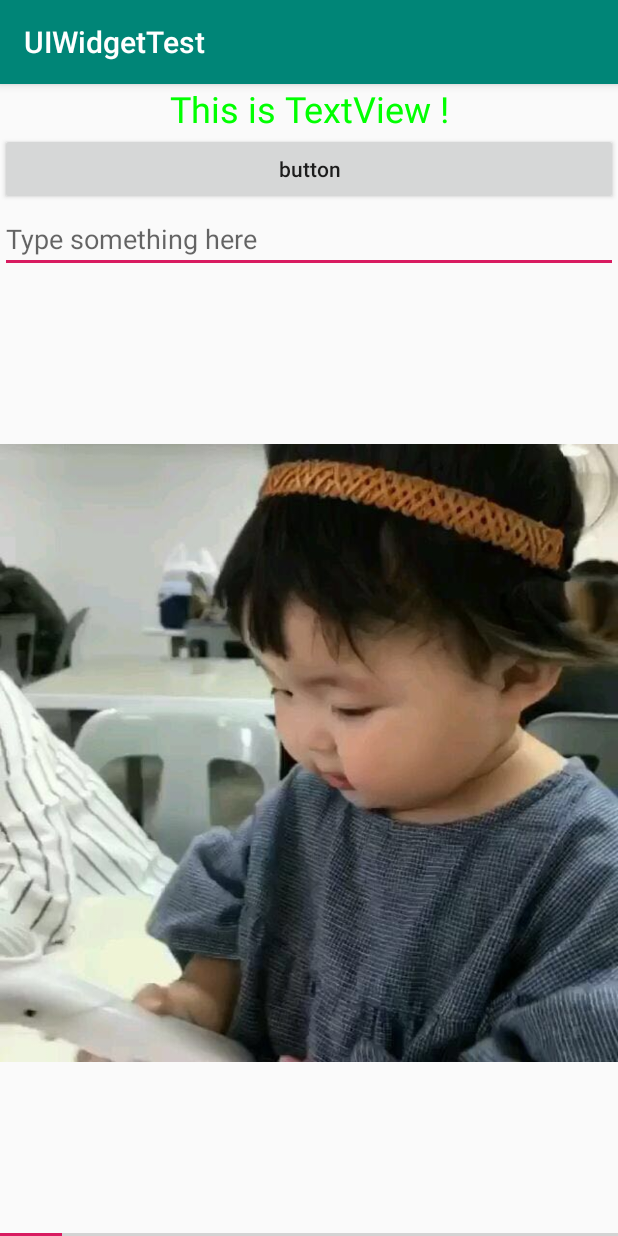
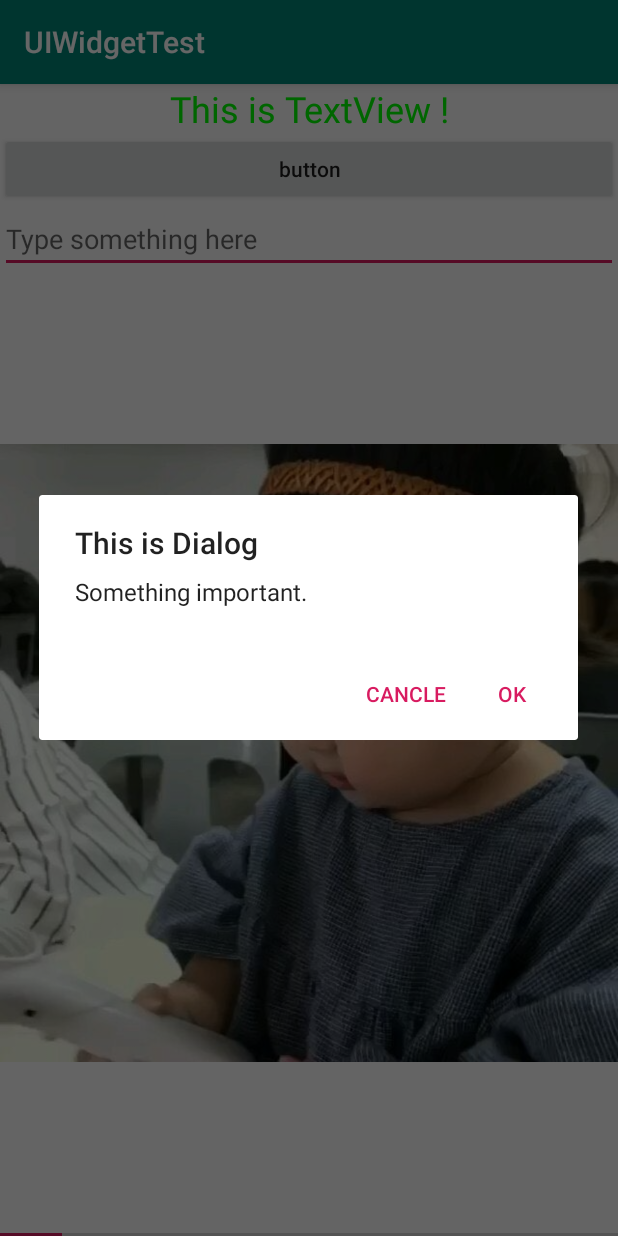
Before and after one commit to zhouyu1123/Android-sample, an Android app: the screen it shows after launch (MainActivity), after a tap on "button", on a phone screen of 412 x 824 dp. Run offline under Robolectric (Android 15) with nearby library versions, the phone set to English and light mode, and no system bars.

Commit message:
3.2.6 AlertDialog

```diff
--- a/UIWidgetTest/app/src/main/java/com/example/uiwidgettest/MainActivity.java
+++ b/UIWidgetTest/app/src/main/java/com/example/uiwidgettest/MainActivity.java
@@ -1,7 +1,9 @@
 package com.example.uiwidgettest;
 
+import androidx.appcompat.app.AlertDialog;
 import androidx.appcompat.app.AppCompatActivity;
 
+import android.content.DialogInterface;
 import android.os.Bundle;
 import android.util.Log;
 import android.view.View;
@@ -43,6 +45,25 @@ public class MainActivity extends AppCompatActivity {
             @Override
             public void onClick(View v) {
 
+                /* 3.2.6 AlerDialog */
+                AlertDialog.Builder dialog = new AlertDialog.Builder(MainActivity.this);
+                dialog.setTitle("This is Dialog");
+                dialog.setMessage("Something important.");
+                dialog.setCancelable(false);
+                dialog.setPositiveButton("OK", new DialogInterface.OnClickListener() {
+                    @Override
+                    public void onClick(DialogInterface dialog, int which) {
+                        imageView.setImageResource(R.drawable.imag1);
+                    }
+                });
+                dialog.setNegativeButton("Cancle", new DialogInterface.OnClickListener() {
+                    @Override
+                    public void onClick(DialogInterface dialog, int which) {
+
+                    }
+                });
+                dialog.show();
+
                 /* 3.2.5 ProgressBar */
 //                if (progressBar.getVisibility() == View.GONE){
 //                    progressBar.setVisibility(View.VISIBLE);
```
